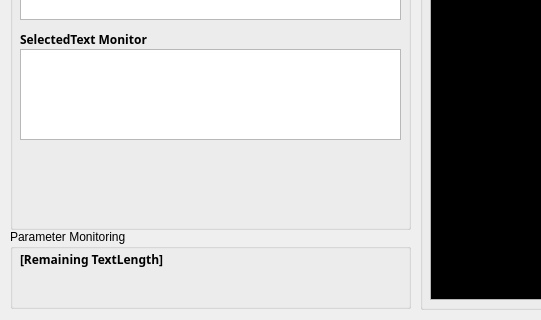
Above: MJT_DEBUGSYS/DebugToolsGUI.ui from shirobusa1997/TweetBullet before the change; both pictures show x 0 to 541 and y 130 to 450 of the 800 by 450 pixel window. Below: the same form after it.
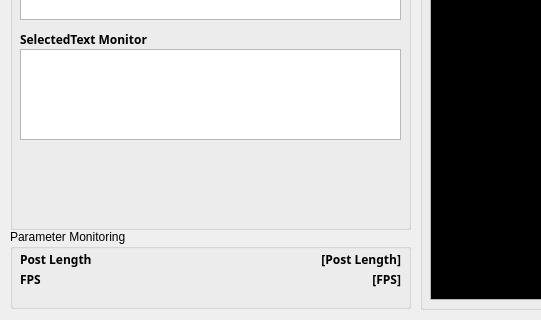
That is the form after the change.

Commit message: デバッグツール用クラスの修正。

What changed in the file:
```diff
--- a/MJT_DEBUGSYS/DebugToolsGUI.ui
+++ b/MJT_DEBUGSYS/DebugToolsGUI.ui
@@ -146,7 +146,85 @@
       <enum>Qt::LeftToRight</enum>
      </property>
      <property name="text">
-      <string>[Remaining TextLength]</string>
+      <string>Post Length</string>
+     </property>
+    </widget>
+    <widget class="QLabel" name="TextLengthIndicator_2">
+     <property name="geometry">
+      <rect>
+       <x>10</x>
+       <y>40</y>
+       <width>151</width>
+       <height>20</height>
+      </rect>
+     </property>
+     <property name="font">
+      <font>
+       <family>游ゴシック</family>
+       <weight>75</weight>
+       <italic>false</italic>
+       <bold>true</bold>
+      </font>
+     </property>
+     <property name="layoutDirection">
+      <enum>Qt::LeftToRight</enum>
+     </property>
+     <property name="text">
+      <string>FPS</string>
+     </property>
+    </widget>
+    <widget class="QLabel" name="TextLengthIndicator_3">
+     <property name="geometry">
+      <rect>
+       <x>240</x>
+       <y>20</y>
+       <width>151</width>
+       <height>20</height>
+      </rect>
+     </property>
+     <property name="font">
+      <font>
+       <family>游ゴシック</family>
+       <weight>75</weight>
+       <italic>false</italic>
+       <bold>true</bold>
+      </font>
+     </property>
+     <property name="layoutDirection">
+      <enum>Qt::RightToLeft</enum>
+     </property>
+     <property name="text">
+      <string>[Post Length]</string>
+     </property>
+     <property name="alignment">
+      <set>Qt::AlignRight|Qt::AlignTrailing|Qt::AlignVCenter</set>
+     </property>
+    </widget>
+    <widget class="QLabel" name="TextLengthIndicator_4">
+     <property name="geometry">
+      <rect>
+       <x>240</x>
+       <y>40</y>
+       <width>151</width>
+       <height>20</height>
+      </rect>
+     </property>
+     <property name="font">
+      <font>
+       <family>游ゴシック</family>
+       <weight>75</weight>
+       <italic>false</italic>
+       <bold>true</bold>
+      </font>
+     </property>
+     <property name="layoutDirection">
+      <enum>Qt::RightToLeft</enum>
+     </property>
+     <property name="text">
+      <string>[FPS]</string>
+     </property>
+     <property name="alignment">
+      <set>Qt::AlignRight|Qt::AlignTrailing|Qt::AlignVCenter</set>
      </property>
     </widget>
    </widget>
```
